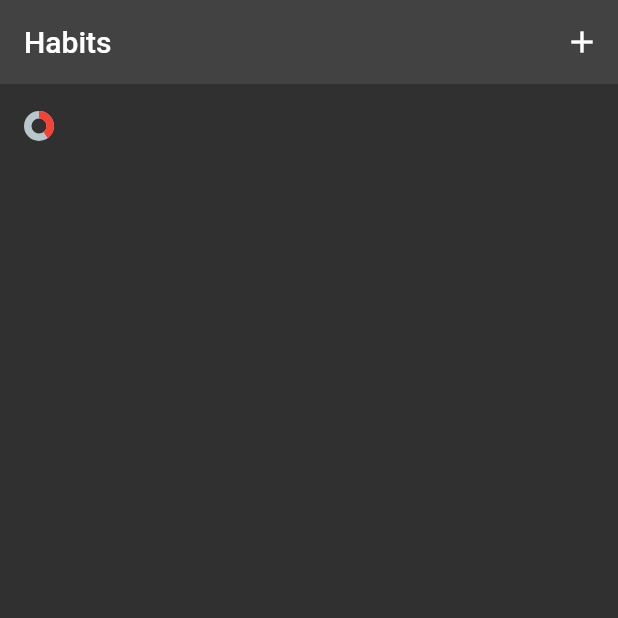
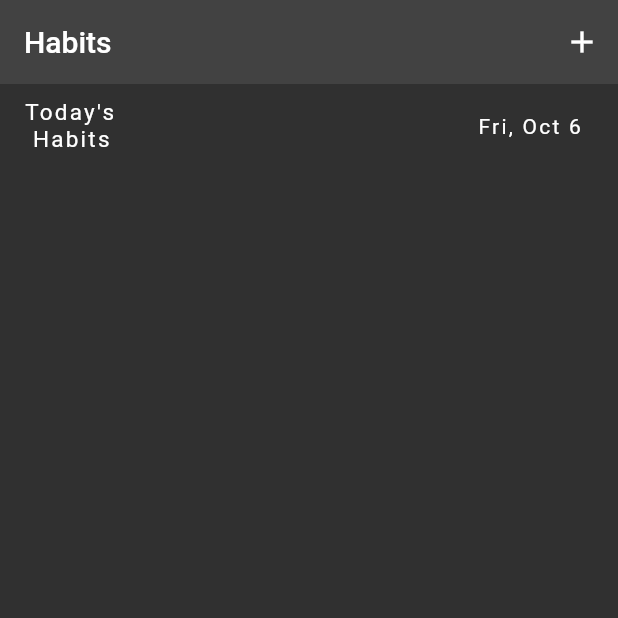
Before and after one commit to H11TM4N/habit_tracker_app, a Flutter app: the screen it shows after launch, on a phone screen of 412 x 824 dp, the top half of it. Run offline on Flutter 3.47's test engine with Material 2 defaults, Android fonts, the phone set to English and light mode, and no system bars; drawn by our look-alikes of percent_indicator; our stand-ins replace flutter_riverpod, flutter_slidable, font_awesome_flutter, table_calendar.

```diff
--- a/lib/screens/home_page.dart
+++ b/lib/screens/home_page.dart
@@ -6,7 +6,7 @@ import 'package:habit_tracker_app/screens/habit_overview.dart';
 import 'package:habit_tracker_app/widgets/custom_page_transition/custom_page_route_transition.dart';
 import 'package:habit_tracker_app/widgets/custom_slidable_widget/slidable_widget.dart';
 import 'package:habit_tracker_app/widgets/habit_item/habit_item.dart';
-import 'package:percent_indicator/circular_percent_indicator.dart';
+import 'package:intl/intl.dart';
 
 class HomePage extends ConsumerWidget {
   const HomePage({super.key});
@@ -33,9 +33,13 @@ class HomePage extends ConsumerWidget {
         children: [
           ListTile(
             tileColor: Colors.transparent,
-            leading: CircularPercentIndicator(
-              radius: 10,
-              percent: 0.4,
+            leading: const Text(
+              'Today\'s\n Habits',
+              style: TextStyle(fontSize: 15),
+            ),
+            trailing: Text(
+              DateFormat('EEE, MMM d').format(DateTime.now()),
+              style: const TextStyle(fontSize: 14),
             ),
           ),
           Expanded(
--- a/lib/utils/container.dart
+++ b/lib/utils/container.dart
@@ -11,7 +11,7 @@ class Kcontainer extends StatelessWidget {
   @override
   Widget build(BuildContext context) {
     return Container(
-      color: Colors.blueGrey,
+      color: Colors.black38,
       margin: const EdgeInsets.all(3),
       padding: const EdgeInsets.all(8.0),
       child: widget,
```
Also changed, not shown: lib/screens/habit_overview.dart (+7 -0 lines).
